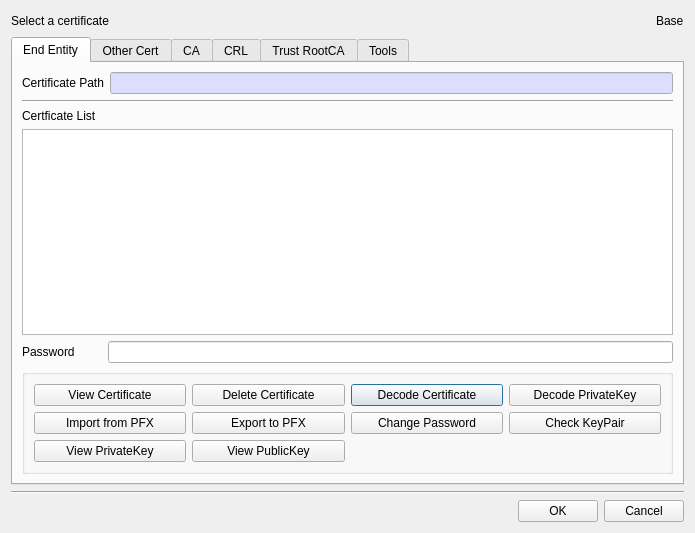
This is BerEditor/cert_man_dlg.ui in jykim74/BerEditor as Qt 5 draws it before an edit. The edited form follows.
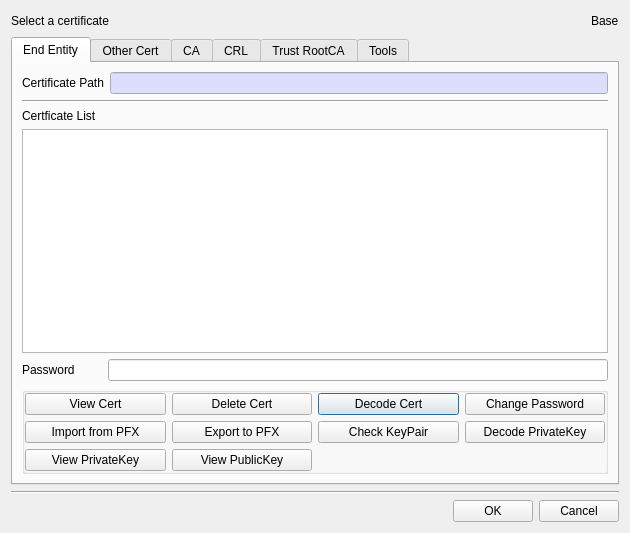
This is the edited form.

```diff
--- a/BerEditor/cert_man_dlg.ui
+++ b/BerEditor/cert_man_dlg.ui
@@ -6,7 +6,7 @@
    <rect>
     <x>0</x>
     <y>0</y>
-    <width>695</width>
+    <width>630</width>
     <height>533</height>
    </rect>
   </property>
@@ -168,33 +168,38 @@
           <string/>
          </property>
          <layout class="QVBoxLayout" name="verticalLayout_4">
+          <property name="leftMargin">
+           <number>0</number>
+          </property>
+          <property name="topMargin">
+           <number>0</number>
+          </property>
+          <property name="rightMargin">
+           <number>0</number>
+          </property>
+          <property name="bottomMargin">
+           <number>0</number>
+          </property>
           <item>
            <layout class="QGridLayout" name="gridLayout_4">
             <item row="0" column="2">
              <widget class="QPushButton" name="mDecodeCertBtn">
               <property name="text">
-               <string>Decode Certificate</string>
+               <string>Decode Cert</string>
               </property>
              </widget>
             </item>
             <item row="0" column="0">
              <widget class="QPushButton" name="mViewCertBtn">
               <property name="text">
-               <string>View Certificate</string>
-              </property>
-             </widget>
-            </item>
-            <item row="0" column="3">
-             <widget class="QPushButton" name="mDecodePriKeyBtn">
-              <property name="text">
-               <string>Decode PrivateKey</string>
+               <string>View Cert</string>
               </property>
              </widget>
             </item>
             <item row="0" column="1">
              <widget class="QPushButton" name="mDelCertBtn">
               <property name="text">
-               <string>Delete Certificate</string>
+               <string>Delete Cert</string>
               </property>
              </widget>
             </item>
@@ -205,13 +210,6 @@
               </property>
              </widget>
             </item>
-            <item row="1" column="3">
-             <widget class="QPushButton" name="mCheckKeyPairBtn">
-              <property name="text">
-               <string>Check KeyPair</string>
-              </property>
-             </widget>
-            </item>
             <item row="1" column="0">
              <widget class="QPushButton" name="mImportBtn">
               <property name="text">
@@ -219,13 +217,6 @@
               </property>
              </widget>
             </item>
-            <item row="1" column="2">
-             <widget class="QPushButton" name="mChangePasswdBtn">
-              <property name="text">
-               <string>Change Password</string>
-              </property>
-             </widget>
-            </item>
             <item row="2" column="0">
              <widget class="QPushButton" name="mViewPriKeyBtn">
               <property name="text">
@@ -240,6 +231,27 @@
               </property>
              </widget>
             </item>
+            <item row="0" column="3">
+             <widget class="QPushButton" name="mChangePasswdBtn">
+              <property name="text">
+               <string>Change Password</string>
+              </property>
+             </widget>
+            </item>
+            <item row="1" column="2">
+             <widget class="QPushButton" name="mCheckKeyPairBtn">
+              <property name="text">
+               <string>Check KeyPair</string>
+              </property>
+             </widget>
+            </item>
+            <item row="1" column="3">
+             <widget class="QPushButton" name="mDecodePriKeyBtn">
+              <property name="text">
+               <string>Decode PrivateKey</string>
+              </property>
+             </widget>
+            </item>
            </layout>
           </item>
          </layout>
```
Left out of the diff: 60 changed lines with no effect on the pictures.
